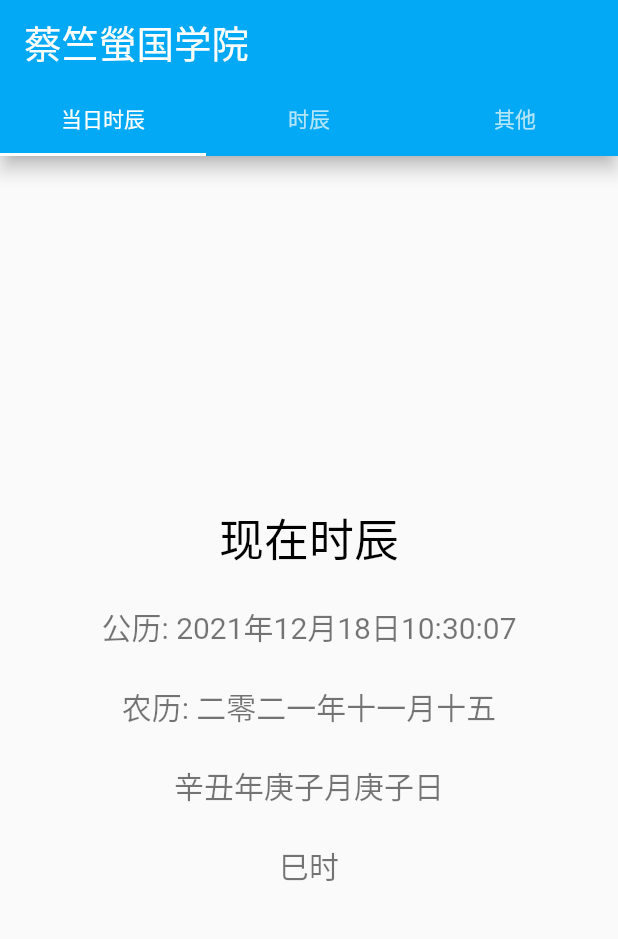
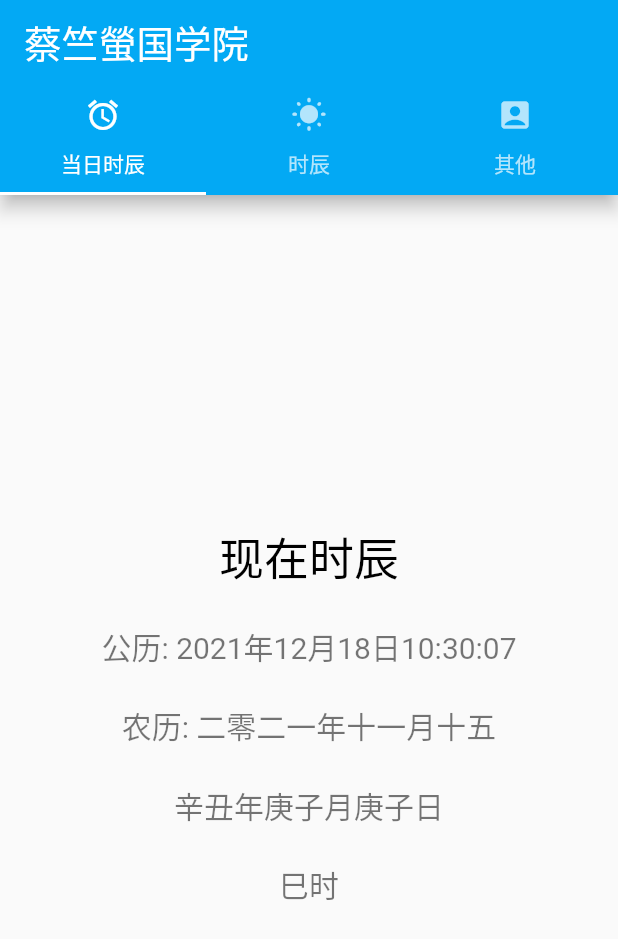
Before and after one commit to minghuwang/lunar_time, a Flutter app: the screen it shows after launch, on a phone screen of 412 x 824 dp. Shown: the top 939 px of the screen. Run offline on Flutter 3.47's test engine with Material 2 defaults, Android fonts, the phone set to English and light mode, and no system bars.

Commit message:
add both icon and text for tab

```diff
--- a/lib/main.dart
+++ b/lib/main.dart
@@ -280,11 +280,24 @@ class _MyHomePageState extends State<MyHomePage> {
               // labelColor: Colors.pink,
               tabs: [
                 // Tab(icon: Icon(Icons.directions_car)),
-                Tab(text: "当日时辰"),
+                Tab(
+                  icon: Icon(
+                    Icons.access_alarm,
+                  ),
+                  text: "当日时辰",
+                ), //(text: "当日时辰"),
                 // Tab(icon: Icon(Icons.directions_transit)),
-                Tab(text: "时辰"),
+                Tab(
+                    icon: Icon(
+                      Icons.wb_sunny_rounded,
+                    ),
+                    text: "时辰"),
                 // Tab(icon: Icon(Icons.directions_bike)),
-                Tab(text: "其他"),
+                Tab(
+                    icon: Icon(
+                      Icons.account_box,
+                    ),
+                    text: "其他"),
               ],
             ),
             title: Text(
@@ -438,7 +451,6 @@ class _MyHomePageState extends State<MyHomePage> {
               return Text('');
             }
           }()),
-          // Todo
         ],
       ),
     );
```
